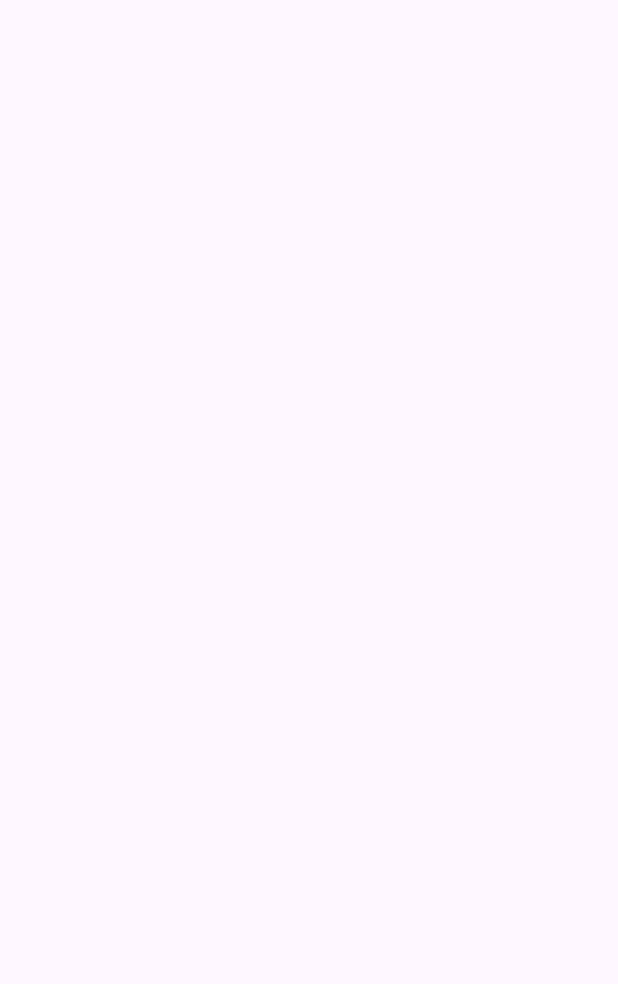
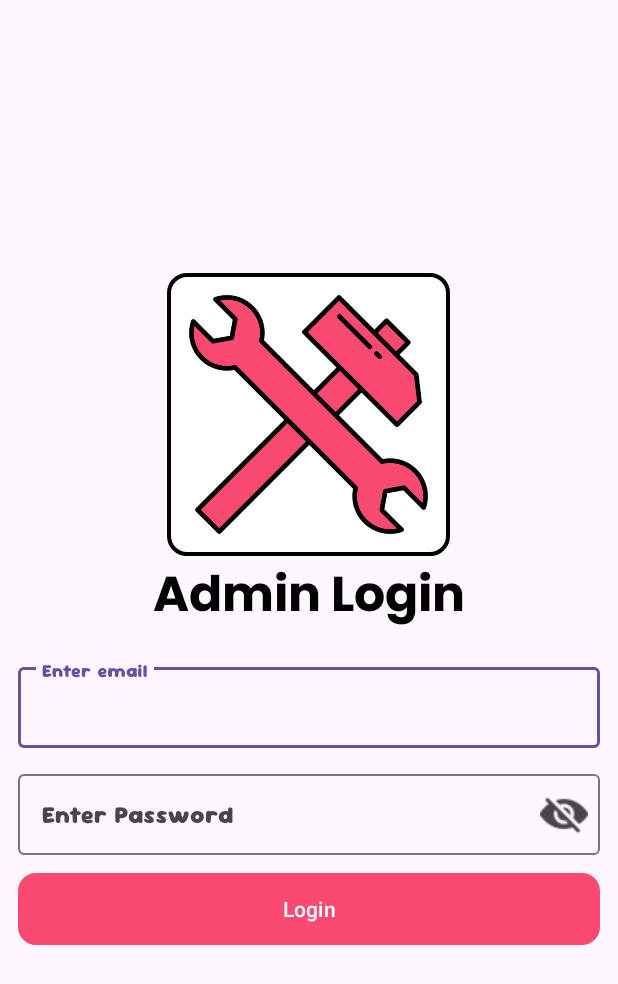
Before and after one commit to Amaan778/ServiceProviderAdmin, an Android app: the screen it shows after launch (MainActivity before the commit, LoginActivity after it), on a phone screen of 412 x 824 dp. Before the commit the part shown is empty. Shown: the top 984 px of the screen. Run offline under Robolectric (Android 15) with nearby library versions, the phone set to English and light mode, and no system bars; our stand-ins replace sdp/ssp sizes.

Commit message:
Service Provider admin

```diff
--- a/app/build.gradle.kts
+++ b/app/build.gradle.kts
@@ -5,7 +5,7 @@ plugins {
 
 android {
     namespace = "com.app.serviceprovideradmin"
-    compileSdk = 34
+    compileSdk = 35
 
     defaultConfig {
         applicationId = "com.app.serviceprovideradmin"
@@ -45,4 +45,8 @@ dependencies {
     testImplementation(libs.junit)
     androidTestImplementation(libs.androidx.junit)
     androidTestImplementation(libs.androidx.espresso.core)
+    implementation ("com.intuit.sdp:sdp-android:1.1.0")
+    implementation ("com.github.yalantis:ucrop:2.2.6")
+    implementation ("com.github.bumptech.glide:glide:4.12.0")
+    implementation ("com.github.denzcoskun:ImageSlideshow:0.1.2")
 }
--- /dev/null
+++ b/app/src/main/java/com/app/serviceprovideradmin/LoginActivity.kt
@@ -0,0 +1,91 @@
+package com.app.serviceprovideradmin
+
+import android.app.Dialog
+import android.content.Intent
+import android.os.Bundle
+import android.text.InputType
+import android.widget.Button
+import android.widget.EditText
+import android.widget.Toast
+import androidx.activity.enableEdgeToEdge
+import androidx.appcompat.app.AppCompatActivity
+import androidx.core.content.ContextCompat
+import androidx.core.view.ViewCompat
+import androidx.core.view.WindowInsetsCompat
+import com.google.android.material.textfield.TextInputLayout
+
+class LoginActivity : AppCompatActivity() {
+    private lateinit var email: EditText
+    private lateinit var password: EditText
+    private lateinit var btn: Button
+    private var diaog: Dialog?=null
+
+    override fun onCreate(savedInstanceState: Bundle?) {
+        super.onCreate(savedInstanceState)
+        setContentView(R.layout.activity_login)
+
+        email=findViewById(R.id.email)
+        password=findViewById(R.id.passwordEditText)
+        btn=findViewById(R.id.loginbtn)
+
+
+//        For password visibility
+        val passwordInputLayout = findViewById<TextInputLayout>(R.id.passwordInputLayout)
+
+        // Set the initial icon to the "eye-off" drawable (password hidden)
+        passwordInputLayout.endIconDrawable = ContextCompat.getDrawable(this, R.drawable.eyeclose)
+
+        // Variable to keep track of password visibility state
+        var isPasswordVisible = false
+
+        // Toggle password visibility when the end icon is clicked
+        passwordInputLayout.setEndIconOnClickListener {
+            isPasswordVisible = !isPasswordVisible
+
+            if (isPasswordVisible) {
+                // Show password
+                password.inputType = InputType.TYPE_TEXT_VARIATION_VISIBLE_PASSWORD
+                passwordInputLayout.endIconDrawable = ContextCompat.getDrawable(this, R.drawable.eyeopen)
+            } else {
+                // Hide password
+                password.inputType = InputType.TYPE_CLASS_TEXT or InputType.TYPE_TEXT_VARIATION_PASSWORD
+                passwordInputLayout.endIconDrawable = ContextCompat.getDrawable(this, R.drawable.eyeclose)
+            }
+
+            // Move the cursor to the end after toggling
+            password.setSelection(password.text.length)
+        }
+
+//        from this setting mail and password
+
+        val adminEmail = "admin@gmail.com"
+        val adminPassword = "admin123"
+
+        btn.setOnClickListener {
+            showdialog()
+
+            val enterdemail=email.text.toString()
+            val enterdpassword=password.text.toString()
+
+//             Check if the entered credentials match the admin credentials
+            if (enterdemail == adminEmail && enterdpassword == adminPassword) {
+                startActivity(Intent(this,Dashboard::class.java))
+                finish()
+                Toast.makeText(this, "Admin Login Successful", Toast.LENGTH_SHORT).show()
+                diaog?.dismiss()
+            } else {
+                Toast.makeText(this, "Invalid Admin Credentials", Toast.LENGTH_SHORT).show()
+                diaog?.dismiss()
+            }
+
+        }
+
+
+    }
+    private fun showdialog(){
+        diaog= Dialog(this)
+        diaog?.setContentView(R.layout.progressdialog)
+        diaog?.setCancelable(false)
+        diaog?.show()
+    }
+}
--- a/app/src/main/java/com/app/serviceprovideradmin/MainActivity.kt
+++ b/app/src/main/java/com/app/serviceprovideradmin/MainActivity.kt
@@ -1,6 +1,9 @@
 package com.app.serviceprovideradmin
 
+import android.content.Intent
 import android.os.Bundle
+import android.os.Handler
+import android.os.Looper
 import androidx.activity.enableEdgeToEdge
 import androidx.appcompat.app.AppCompatActivity
 import androidx.core.view.ViewCompat
@@ -10,5 +13,11 @@ class MainActivity : AppCompatActivity() {
     override fun onCreate(savedInstanceState: Bundle?) {
         super.onCreate(savedInstanceState)
         setContentView(R.layout.activity_main)
+
+        Handler(Looper.getMainLooper()).postDelayed({
+            startActivity(Intent(this,LoginActivity::class.java))
+            finish()
+        },3000)
+
     }
 }
--- /dev/null
+++ b/app/src/main/res/drawable/btn.xml
@@ -0,0 +1,7 @@
+<?xml version="1.0" encoding="utf-8"?>
+<shape android:shape="rectangle" xmlns:android="http://schemas.android.com/apk/res/android">
+
+    <solid android:color="@color/themecolor"/>
+    <corners android:radius="@dimen/_9sdp"/>
+
+</shape>
--- /dev/null
+++ b/app/src/main/res/drawable/square.xml
@@ -0,0 +1,9 @@
+<?xml version="1.0" encoding="utf-8"?>
+<shape android:shape="rectangle" xmlns:android="http://schemas.android.com/apk/res/android">
+
+    <solid android:color="@color/white"/>
+    <stroke android:color="@color/black"
+        android:width="@dimen/_2sdp"/>
+    <corners android:radius="@dimen/_9sdp"/>
+
+</shape>
--- /dev/null
+++ b/app/src/main/res/layout/activity_login.xml
@@ -0,0 +1,75 @@
+<?xml version="1.0" encoding="utf-8"?>
+<LinearLayout
+    xmlns:android="http://schemas.android.com/apk/res/android"
+    xmlns:app="http://schemas.android.com/apk/res-auto"
+    xmlns:tools="http://schemas.android.com/tools"
+    android:orientation="vertical"
+    android:gravity="center"
+    android:layout_width="match_parent"
+    android:layout_height="match_parent"
+    tools:context=".LoginActivity">
+
+    <LinearLayout
+        android:layout_width="@dimen/_145sdp"
+        android:layout_height="@dimen/_145sdp"
+        android:background="@drawable/square">
+
+        <ImageView
+            android:layout_width="wrap_content"
+            android:layout_height="wrap_content"
+            android:src="@drawable/splashservice"
+            android:layout_margin="@dimen/_9sdp"/>
+
+    </LinearLayout>
+
+    <TextView
+        android:layout_width="match_parent"
+        android:layout_height="wrap_content"
+        android:text="Admin Login"
+        android:textSize="@dimen/_25sdp"
+        android:gravity="center"
+        android:fontFamily="@font/poppins"
+        android:textColor="@color/black"/>
+
+    <com.google.android.material.textfield.TextInputLayout
+        android:layout_width="match_parent"
+        android:layout_height="wrap_content"
+        android:hint="Enter email"
+        android:layout_margin="@dimen/_9sdp">
+
+        <EditText
+            android:id="@+id/email"
+            android:layout_width="match_parent"
+            android:layout_height="wrap_content"
+            android:fontFamily="@font/sourgummy"/>
+
+    </com.google.android.material.textfield.TextInputLayout>
+
+    <com.google.android.material.textfield.TextInputLayout
+        android:id="@+id/passwordInputLayout"
+        android:layout_width="match_parent"
+        android:layout_height="wrap_content"
+        android:hint="Enter Password"
+        app:endIconMode="custom"
+        android:layout_marginHorizontal="@dimen/_9sdp">
+
+        <EditText
+            android:id="@+id/passwordEditText"
+            android:layout_width="match_parent"
+            android:layout_height="wrap_content"
+            android:inputType="textPassword"
+            android:fontFamily="@font/sourgummy"
+            android:backgroundTint="@color/themecolor"/>
+
+    </com.google.android.material.textfield.TextInputLayout>
+
+    <Button
+        android:id="@+id/loginbtn"
+        android:layout_width="match_parent"
+        android:layout_height="wrap_content"
+        android:background="@drawable/btn"
+        app:backgroundTint="@color/themecolor"
+        android:layout_margin="@dimen/_9sdp"
+        android:text="Login"/>
+
+</LinearLayout>
--- a/app/src/main/res/values-night/themes.xml
+++ /dev/null
@@ -1,7 +0,0 @@
-<resources xmlns:tools="http://schemas.android.com/tools">
-    <!-- Base application theme. -->
-    <style name="Base.Theme.ServiceProviderAdmin" parent="Theme.Material3.DayNight.NoActionBar">
-        <!-- Customize your dark theme here. -->
-        <!-- <item name="colorPrimary">@color/my_dark_primary</item> -->
-    </style>
-</resources>
--- a/app/src/main/res/values/colors.xml
+++ b/app/src/main/res/values/colors.xml
@@ -2,4 +2,5 @@
 <resources>
     <color name="black">#FF000000</color>
     <color name="white">#FFFFFFFF</color>
+    <color name="themecolor">#fa4a72</color>
 </resources>
--- a/settings.gradle.kts
+++ b/settings.gradle.kts
@@ -16,6 +16,7 @@ dependencyResolutionManagement {
     repositories {
         google()
         mavenCentral()
+        maven(url = "https://jitpack.io")
     }
 }
 
```
Also changed, not shown: app/src/main/AndroidManifest.xml (+11 -0 lines), app/src/main/java/com/app/serviceprovideradmin/Dashboard.kt (added, +20 -0 lines), app/src/main/res/layout/activity_dashboard.xml (added, +10 -0 lines), app/src/main/res/layout/activity_main.xml (+28 -3 lines), app/src/main/res/layout/progressdialog.xml (added, +42 -0 lines), app/src/main/res/drawable/eyeclose.png (added), app/src/main/res/drawable/eyeopen.png (added), app/src/main/res/drawable/splashservice.png (added), app/src/main/res/font/poppins.ttf (added), app/src/main/res/font/sourgummy.ttf (added).
